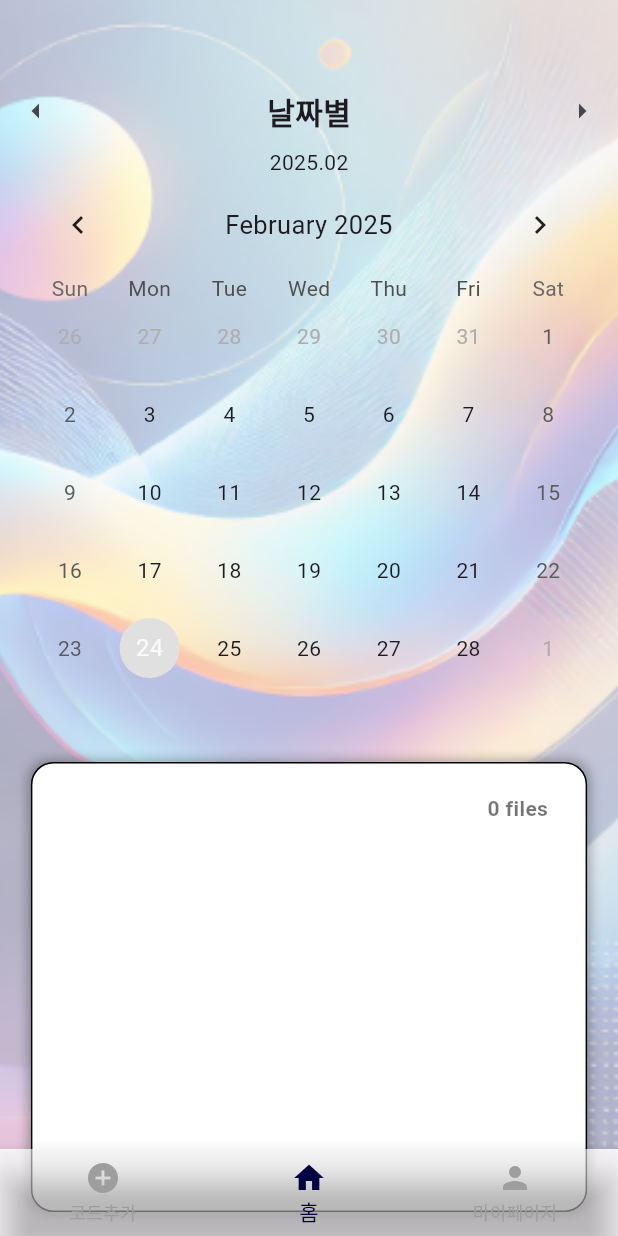
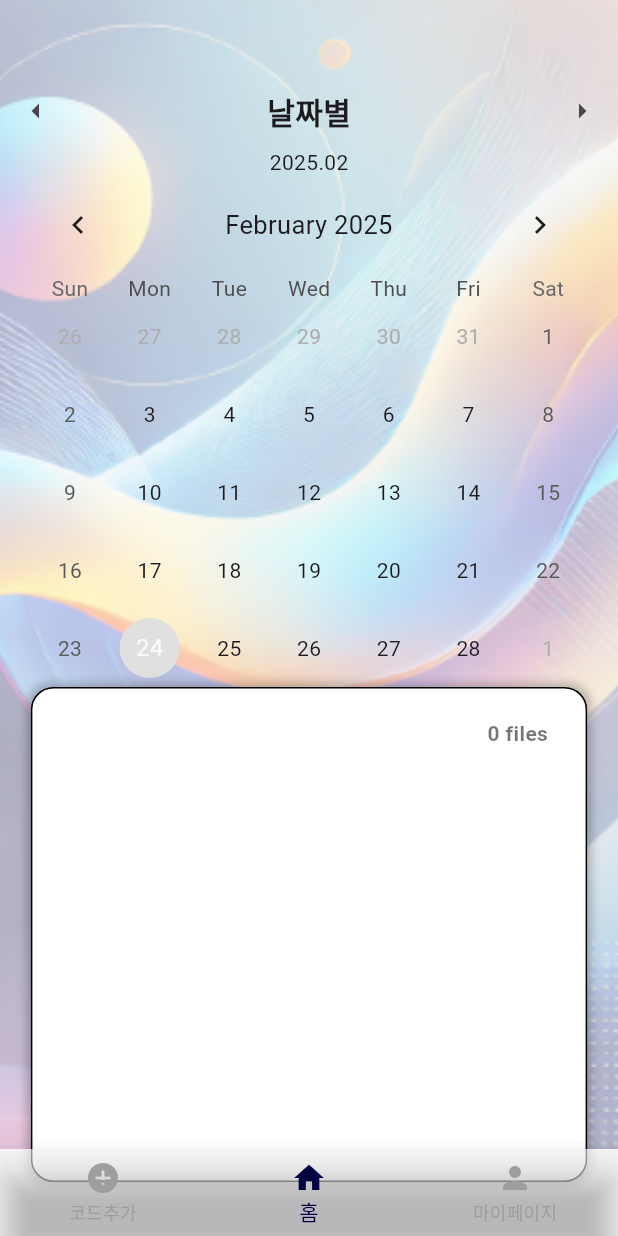
Before and after one commit to zihoo318/LUMOS, a Flutter app: the screen it shows after launch, on a phone screen of 412 x 824 dp. Run offline on Flutter 3.47's test engine with Material 3 defaults, Android fonts, the phone set to English and light mode, and no system bars; drawn by our look-alikes of table_calendar.

Commit message:
Home화면 수정

```diff
--- a/lib/Home.dart
+++ b/lib/Home.dart
@@ -172,8 +172,11 @@ class _CalendarViewState extends State<CalendarView> {
             ),
           ),
         ),
-        SizedBox(height: 20),
-        _buildFileList(),
+        Spacer(), // 🔹 달력 아래의 빈 공간을 최대한 활용하여 네비게이션 바 기준 고정
+        Padding(
+          padding: EdgeInsets.only(bottom: 45), // 🔹 네비게이션 바 기준 45px 띄움
+          child: _buildFileList(),
+        ),
       ],
     );
   }
@@ -189,8 +192,7 @@ class _CalendarViewState extends State<CalendarView> {
 
     return Container(
       width: MediaQuery.of(context).size.width * 0.9,
-      height: 300,
-      margin: EdgeInsets.only(top: 30, bottom: 30),
+      height: 330,
       padding: EdgeInsets.all(15),
       decoration: BoxDecoration(
         color: Colors.white,
@@ -221,7 +223,7 @@ class _CalendarViewState extends State<CalendarView> {
               mainAxisAlignment: MainAxisAlignment.center,
               children: files
                   .map((file) => Padding(
-                padding: EdgeInsets.symmetric(vertical: 5),
+                padding: EdgeInsets.symmetric(vertical: 7), // 파일 이름 사이 간격
                 child: Text(
                   file,
                   style: TextStyle(
@@ -261,11 +263,11 @@ class _CategoryViewState extends State<CategoryView> {
   @override
   Widget build(BuildContext context) {
     double screenHeight = MediaQuery.of(context).size.height;
-    double boxHeight = screenHeight - 170 - kBottomNavigationBarHeight; // ✅ 세로 길이를 실제로 줄임
+    double boxHeight = screenHeight - 180 - kBottomNavigationBarHeight; // ✅ 세로 길이를 실제로 줄임
 
     return Column(
       children: [
-        SizedBox(height: 20), //상단바와 박스 사이 여백
+        SizedBox(height: 35), //상단바와 박스 사이 여백
         SizedBox(
           height: boxHeight,
           child: Center(
--- a/lib/MyPage.dart
+++ b/lib/MyPage.dart
@@ -25,7 +25,7 @@ class _MyPageState extends State<MyPage> {
         title: Text(
           "마이페이지",
           style: TextStyle(
-            fontSize: 23, // 글씨 크기 증가
+            fontSize: 22, // 글씨 크기 증가
             fontWeight: FontWeight.bold,
             color: Colors.black,
           ),
```
